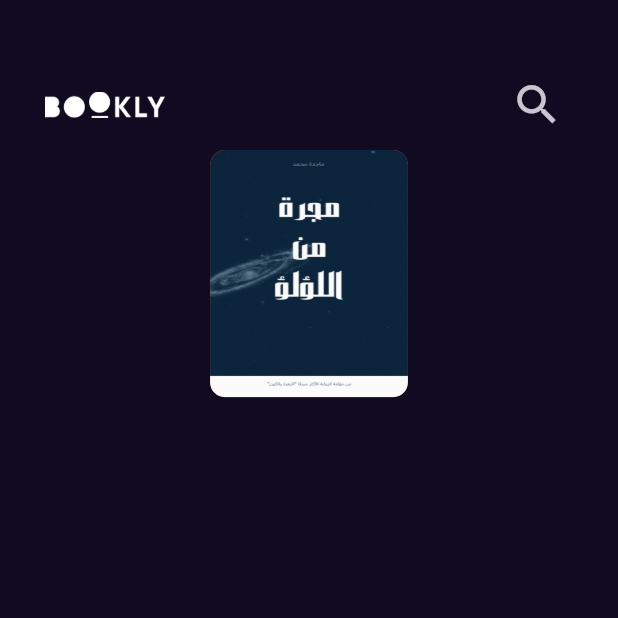
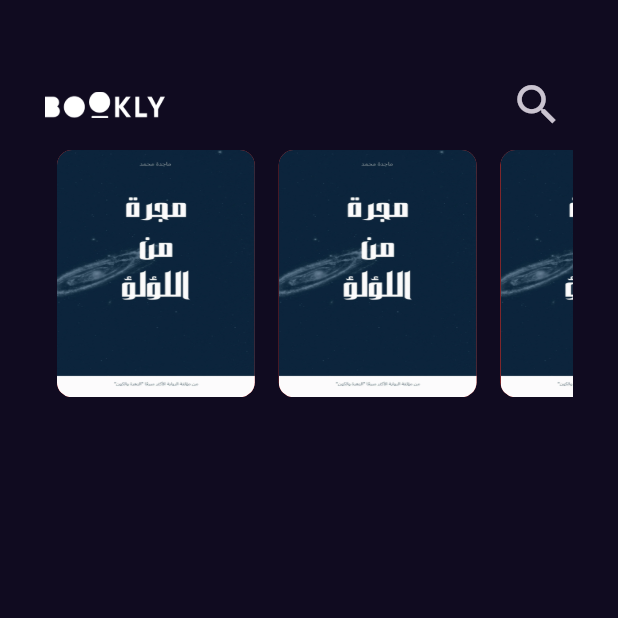
Before and after one commit to IbrahimElbazz/Bookly_app, a Flutter app: the screen it shows after launch, on a phone screen of 412 x 824 dp, the top half of it. Run offline on Flutter 3.47's test engine with Material 3 defaults, Android fonts, the phone set to English and light mode, and no system bars; our stand-ins replace get.

Commit message:
create liste_view_item in home body view

```diff
--- a/lib/Features/home/presentation/views/widget/custem_item.dart
+++ b/lib/Features/home/presentation/views/widget/custem_item.dart
@@ -7,7 +7,6 @@ class custem_item extends StatelessWidget {
   @override
   Widget build(BuildContext context) {
     return SizedBox(
-      height: MediaQuery.of(context).size.height * 0.2,
       child: AspectRatio(
         aspectRatio: 2 / 2.5,
         child: Container(
--- a/lib/Features/home/presentation/views/widget/home_body_view.dart
+++ b/lib/Features/home/presentation/views/widget/home_body_view.dart
@@ -16,10 +16,30 @@ class home_body_view extends StatelessWidget {
         child: Column(
           children: const [
             custem_app_bar(),
-            custem_item(),
+            list_view_item(),
           ],
         ),
       ),
     );
   }
 }
+
+class list_view_item extends StatelessWidget {
+  const list_view_item({super.key});
+
+  @override
+  Widget build(BuildContext context) {
+    return SizedBox(
+      height: MediaQuery.of(context).size.height * 0.2,
+      child: ListView.builder(
+        scrollDirection: Axis.horizontal,
+        itemBuilder: (context, index) {
+          return Padding(
+            padding: const EdgeInsets.symmetric(horizontal: 8),
+            child: custem_item(),
+          );
+        },
+      ),
+    );
+  }
+}
```
